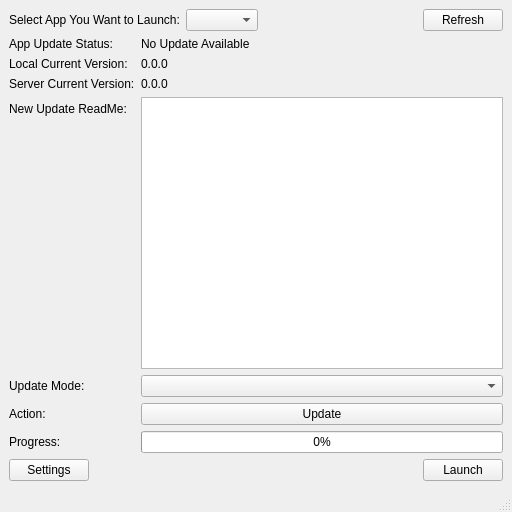
Before: the Qt Designer form Client/UniversalUpdateFrameworkClientGui/src/ui/MainWindow.ui in kiraYuukiAsuna/UniversalUpdateFramework, drawn with Qt 5.
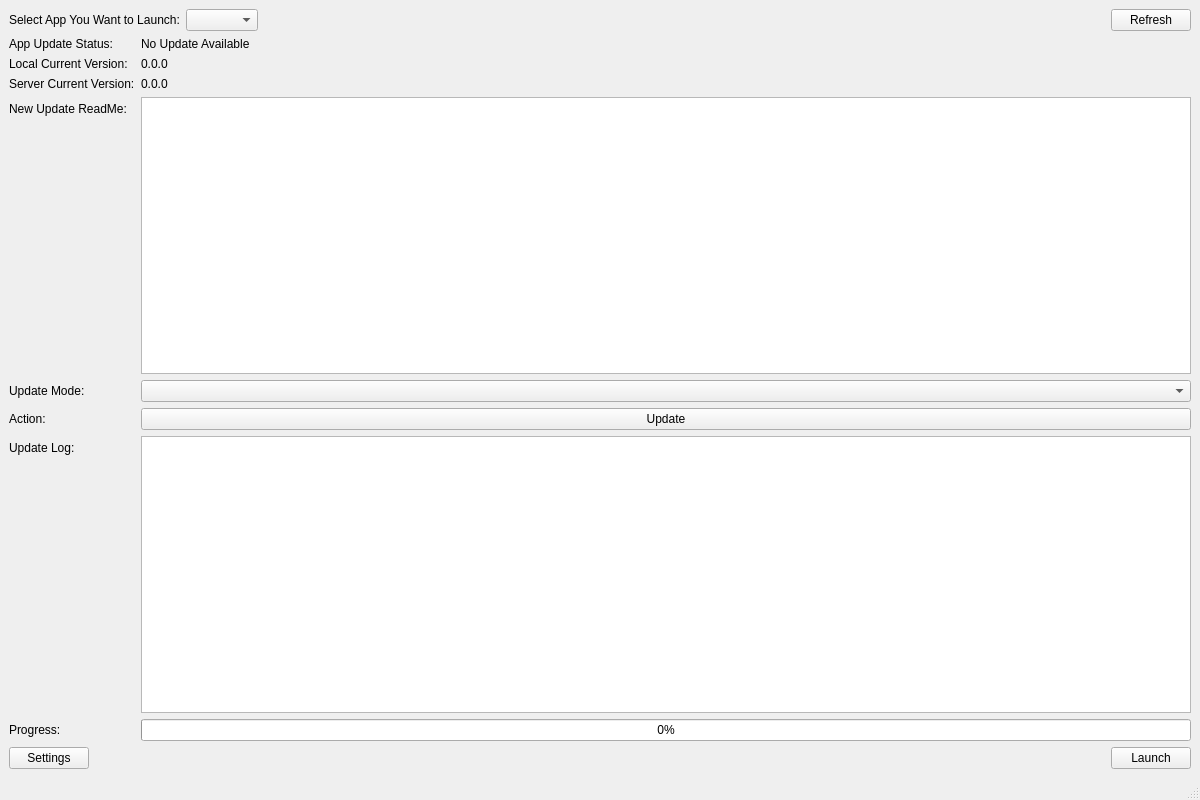
After: the same form once the commit is applied.

```diff
--- a/Client/UniversalUpdateFrameworkClientGui/src/ui/MainWindow.ui
+++ b/Client/UniversalUpdateFrameworkClientGui/src/ui/MainWindow.ui
@@ -6,8 +6,8 @@
    <rect>
     <x>0</x>
     <y>0</y>
-    <width>512</width>
-    <height>512</height>
+    <width>1200</width>
+    <height>800</height>
    </rect>
   </property>
   <property name="windowTitle">
@@ -111,7 +111,7 @@
             </property>
            </widget>
           </item>
-          <item row="6" column="0">
+          <item row="7" column="0">
            <widget class="QLabel" name="label_10">
             <property name="text">
              <string>Progress:</string>
@@ -135,7 +135,7 @@
             </property>
            </widget>
           </item>
-          <item row="6" column="1">
+          <item row="7" column="1">
            <widget class="QProgressBar" name="UpdateProgressBar">
             <property name="minimum">
              <number>0</number>
@@ -152,7 +152,17 @@
            </widget>
           </item>
           <item row="3" column="1">
-           <widget class="QTextEdit" name="textEdit"/>
+           <widget class="QTextEdit" name="UpdateReadMe"/>
+          </item>
+          <item row="6" column="0">
+           <widget class="QLabel" name="label_3">
+            <property name="text">
+             <string>Update Log:</string>
+            </property>
+           </widget>
+          </item>
+          <item row="6" column="1">
+           <widget class="QTextEdit" name="UpdateLog"/>
           </item>
          </layout>
         </item>
```
Left out of the diff: 4 changed lines with no effect on the pictures.
